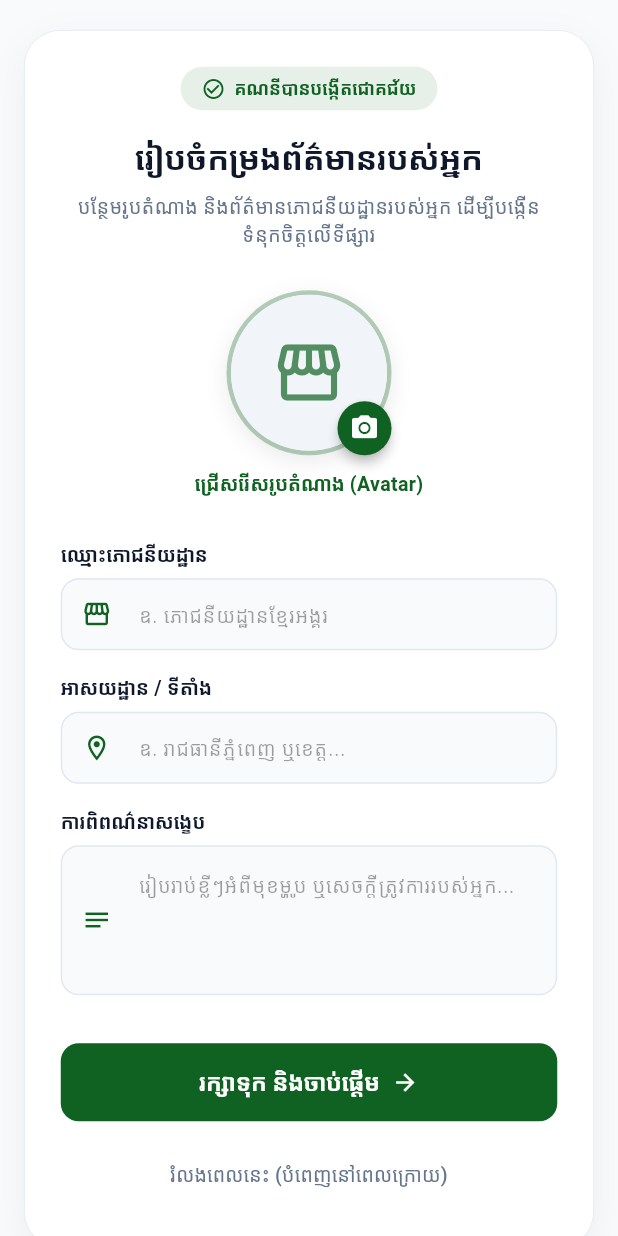
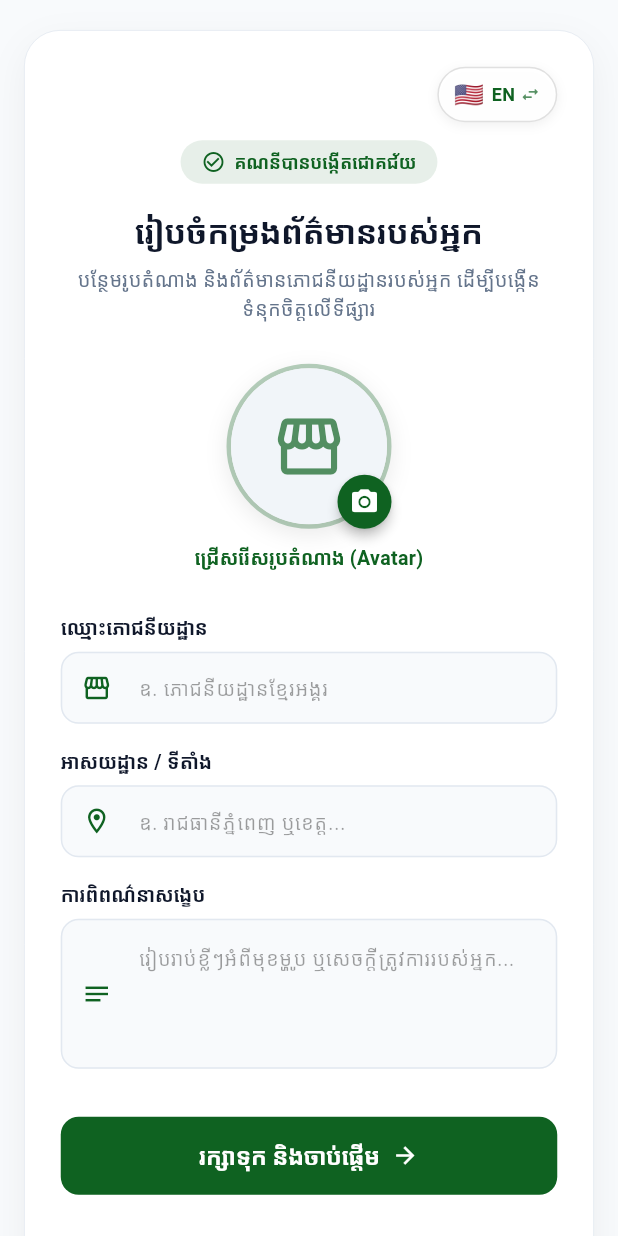
Before and after one commit to pheaktra01/B2B-Marketplace, a Flutter app: the SetupProfileScreen screen opened by its route, on a phone screen of 412 x 824 dp. Run offline on Flutter 3.47's test engine with Material 3 defaults, Android fonts, the phone set to English and light mode, and no system bars; our stand-ins replace firebase_core, firebase_messaging, flutter_local_notifications, flutter_native_splash, go_router, image_picker and 2 more; accounts and stored records are empty.

Commit message:
feat(auth): add language switcher to all auth screens

```diff
--- a/mobile/lib/features/auth/screens/login_screen.dart
+++ b/mobile/lib/features/auth/screens/login_screen.dart
@@ -2,6 +2,7 @@ import 'package:flutter/material.dart';
 import 'package:go_router/go_router.dart';
 import 'package:mobile/core/routing/app_routes.dart';
 import 'package:mobile/features/auth/services/auth_service.dart';
+import 'package:mobile/features/auth/widgets/auth_language_switch.dart';
 import 'package:mobile/l10n/app_localizations.dart';
 import 'package:shared_preferences/shared_preferences.dart';
 
@@ -92,8 +93,10 @@ class _LoginScreenState extends State<LoginScreen> {
                                   crossAxisAlignment:
                                       CrossAxisAlignment.start,
                                   children: [
-                                    // Back button
+                                    // Back button & Language switcher
                                     Row(
+                                      mainAxisAlignment:
+                                          MainAxisAlignment.spaceBetween,
                                       children: [
                                         Material(
                                           color: isDesktopOrTablet
@@ -117,6 +120,7 @@ class _LoginScreenState extends State<LoginScreen> {
                                             },
                                           ),
                                         ),
+                                        const AuthLanguageSwitch(),
                                       ],
                                     ),
 
--- a/mobile/lib/features/auth/screens/setup_profile_screen.dart
+++ b/mobile/lib/features/auth/screens/setup_profile_screen.dart
@@ -3,6 +3,7 @@ import 'package:flutter/material.dart';
 import 'package:go_router/go_router.dart';
 import 'package:image_picker/image_picker.dart';
 import 'package:mobile/core/routing/app_routes.dart';
+import 'package:mobile/features/auth/widgets/auth_language_switch.dart';
 import 'package:mobile/features/profile/services/user_service.dart';
 
 class SetupProfileScreen extends StatefulWidget {
@@ -172,6 +173,13 @@ class _SetupProfileScreenState extends State<SetupProfileScreen> {
                       child: Column(
                         crossAxisAlignment: CrossAxisAlignment.center,
                         children: [
+                          // Language Switch
+                          const Align(
+                            alignment: Alignment.topRight,
+                            child: AuthLanguageSwitch(),
+                          ),
+                          const SizedBox(height: 12),
+
                           // Step badge
                           Container(
                             padding: const EdgeInsets.symmetric(
--- /dev/null
+++ b/mobile/lib/features/auth/widgets/auth_language_switch.dart
@@ -0,0 +1,80 @@
+import 'package:flutter/material.dart';
+import 'package:mobile/core/app_locale.dart';
+
+class AuthLanguageSwitch extends StatelessWidget {
+  final Color? backgroundColor;
+  final Color? borderColor;
+  final Color? textColor;
+
+  const AuthLanguageSwitch({
+    super.key,
+    this.backgroundColor,
+    this.borderColor,
+    this.textColor,
+  });
+
+  @override
+  Widget build(BuildContext context) {
+    return ValueListenableBuilder<Locale>(
+      valueListenable: AppLocale.notifier,
+      builder: (context, currentLocale, _) {
+        final isKhmer = currentLocale.languageCode == 'km';
+
+        return Material(
+          color: Colors.transparent,
+          child: InkWell(
+            borderRadius: BorderRadius.circular(20),
+            onTap: () async {
+              final newLocale =
+                  isKhmer ? const Locale('en') : const Locale('km');
+              await AppLocale.setLocale(newLocale);
+            },
+            child: Container(
+              padding: const EdgeInsets.symmetric(horizontal: 10, vertical: 6),
+              decoration: BoxDecoration(
+                color: backgroundColor ?? Colors.white.withValues(alpha: 0.95),
+                borderRadius: BorderRadius.circular(20),
+                border: Border.all(
+                  color: borderColor ?? Colors.grey.shade300,
+                  width: 1,
+                ),
+                boxShadow: [
+                  BoxShadow(
+                    color: Colors.black.withValues(alpha: 0.06),
+                    blurRadius: 6,
+                    offset: const Offset(0, 2),
+                  ),
+                ],
+              ),
+              child: Row(
+                mainAxisSize: MainAxisSize.min,
+                children: [
+                  Text(
+                    isKhmer ? '🇰🇭' : '🇺🇸',
+                    style: const TextStyle(fontSize: 16),
+                  ),
+                  const SizedBox(width: 5),
+                  Text(
+                    isKhmer ? 'ខ្មែរ' : 'EN',
+                    style: TextStyle(
+                      fontSize: 12,
+                      fontWeight: FontWeight.bold,
+                      color: textColor ?? const Color(0xFF0F6221),
+                    ),
+                  ),
+                  const SizedBox(width: 3),
+                  Icon(
+                    Icons.swap_horiz_rounded,
+                    size: 14,
+                    color: textColor?.withValues(alpha: 0.7) ??
+                        const Color(0xFF0F6221).withValues(alpha: 0.7),
+                  ),
+                ],
+              ),
+            ),
+          ),
+        );
+      },
+    );
+  }
+}
```
Also changed, not shown: mobile/lib/features/auth/screens/forgot_password_screen.dart (+29 -0 lines), mobile/lib/features/auth/screens/get_started_screen.dart (+9 -2 lines), mobile/lib/features/auth/screens/reset_password_screen.dart (+7 -0 lines), mobile/lib/features/auth/screens/role_selection_screen.dart (+8 -4 lines), mobile/lib/features/auth/screens/sign_up_screen.dart (+8 -4 lines), mobile/lib/features/auth/screens/verify_phone_screen.dart (+11 -7 lines).
